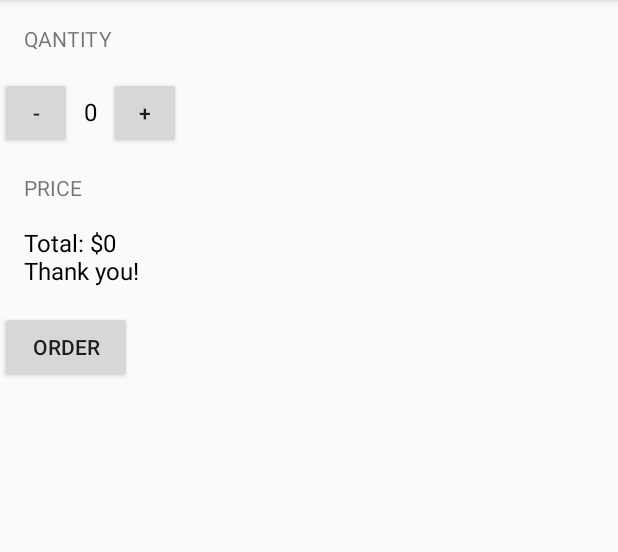
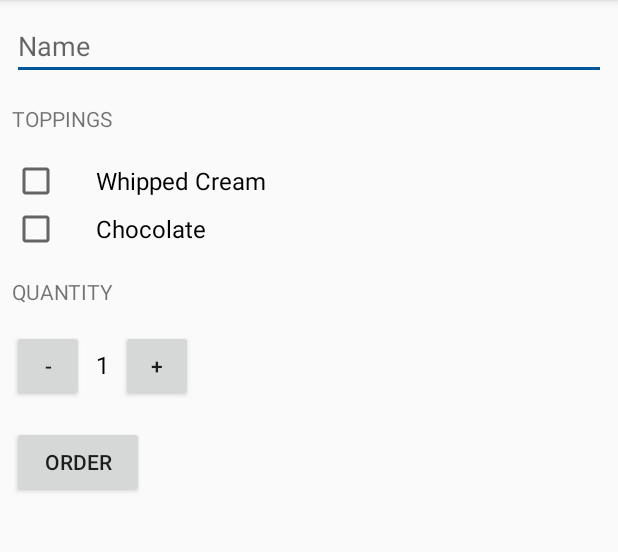
Before and after one commit to kimsis/JustJava, an Android app: the screen it shows after launch (MainActivity), after a tap on "ORDER", on a phone screen of 412 x 824 dp, the part 84-636 px from its top. Run offline under Robolectric (Android 15) with nearby library versions, the phone set to English and light mode, and no system bars; 1 statement that could not run was skipped.

Commit message:
Major tweaks

```diff
--- a/app/src/main/java/com/example/android/justjava/MainActivity.java
+++ b/app/src/main/java/com/example/android/justjava/MainActivity.java
@@ -1,18 +1,22 @@
 package com.example.android.justjava;
 
 
+import android.content.Intent;
+import android.net.Uri;
 import android.os.Bundle;
 import android.support.v7.app.AppCompatActivity;
 import android.view.View;
+import android.widget.CheckBox;
+import android.widget.EditText;
 import android.widget.TextView;
-import java.text.NumberFormat;
+import android.widget.Toast;
 
 /**
  * This app displays an order form to order coffee.
  */
 public class MainActivity extends AppCompatActivity {
 
-    int quantity = 0;
+    int quantity = 1;
 
     @Override
     protected void onCreate(Bundle savedInstanceState) {
@@ -25,40 +29,73 @@ public class MainActivity extends AppCompatActivity {
      */
     public void submitOrder(View view) {
         int pricePerCoffee = 5;
-        int price = quantity*pricePerCoffee;
-        String priceMessage = "Total: $" + price;
-        priceMessage = priceMessage + "\nThank you!";
-        displayMessage(priceMessage);
+        CheckBox whippedCreamCheckBox = (CheckBox) findViewById(R.id.whipped_cream_checkbox);
+        boolean hasWhippedCream = whippedCreamCheckBox.isChecked();
+        CheckBox chocolateCheckBox = (CheckBox) findViewById(R.id.chocolate_checkbox);
+        boolean hasChocolate = chocolateCheckBox.isChecked();
+        EditText nameField = (EditText) findViewById(R.id.name_edit_text_view);
+        String name = nameField.getText().toString();
+        int price = calculatePrice(pricePerCoffee, hasWhippedCream, hasChocolate);
+        String orderSummary = createOrderSummary(price, name, hasWhippedCream, hasChocolate);
+        composeEmail( getString(R.string.subject, name), orderSummary);
+        quantity = 1;
+        displayQuantity(quantity);
+    }
+
+    private int calculatePrice(int pricePerCoffee, boolean hasWhippedCream, boolean hasChocolate)
+    {
+        if(hasWhippedCream) pricePerCoffee += 1;
+        if(hasChocolate) pricePerCoffee += 2;
+        return pricePerCoffee * quantity;
+    }
+
+    public String createOrderSummary(int price, String name, boolean hasWhippedCream, boolean hasChocolate){
+        String priceMessage = getString(R.string.order_summary_name, name);
+        priceMessage += "\n" + getString(R.string.add_whipped_cream, hasWhippedCream);
+        priceMessage += "\n" + getString(R.string.add_chocolate, hasChocolate);
+        priceMessage += "\n" + getString(R.string.order_summary_quantity, quantity);
+        priceMessage += "\n" + getString(R.string.total, price);
+        priceMessage += "\n" + getString(R.string.thank_you);
+        return priceMessage;
+    }
+
+    public void composeEmail(String subject, String orderSummary) {
+        Intent intent = new Intent(Intent.ACTION_SEND);
+        intent.setData(Uri.parse("mailto:"));
+        intent.setType("*/*");
+        intent.putExtra(Intent.EXTRA_SUBJECT, subject);
+        intent.putExtra(Intent.EXTRA_TEXT, orderSummary);
+        if (intent.resolveActivity(getPackageManager()) != null) {
+            startActivity(intent);
+        }
     }
 
     public void increment(View view) {
+        if (quantity == 100)
+        {
+            Toast.makeText(this, "You cannot have more than 100 coffees, it is dangerous", Toast.LENGTH_SHORT).show();
+            return;
+        }
         quantity = quantity +1;
-        display(quantity);
+        displayQuantity(quantity);
     }
 
     public void decrement(View view) {
+        if (quantity == 1)
+        {
+            Toast.makeText(this, "You cannot have less than 1 coffee, it is illogical", Toast.LENGTH_SHORT).show();
+            return;
+        }
         quantity = quantity - 1;
-        display(quantity);
+        displayQuantity(quantity);
     }
 
     /**
      * This method displays the given quantity value on the screen.
      */
-    private void display(int number) {
-        TextView quantityTextView = (TextView) findViewById(R.id.quantity_text_view);
-        quantityTextView.setText("" + number);
+    private void displayQuantity(int numberOfCoffees) {
+        TextView quantityTextView = (TextView) findViewById(R.id.quantity_number);
+        quantityTextView.setText(numberOfCoffees);
     }
 
-    /**
-     * This method displays the given price on the screen.
-     */
-    private void displayPrice(int number) {
-        TextView priceTextView = (TextView) findViewById(R.id.price_text_view);
-        priceTextView.setText(NumberFormat.getCurrencyInstance().format(number));
-    }
-
-    private void displayMessage(String message) {
-        TextView priceTextView = (TextView) findViewById(R.id.price_text_view);
-        priceTextView.setText(message);
-    }
 }
--- a/app/src/main/res/layout/activity_main.xml
+++ b/app/src/main/res/layout/activity_main.xml
@@ -1,22 +1,57 @@
 <?xml version="1.0" encoding="utf-8"?>
+
+<ScrollView xmlns:android="http://schemas.android.com/apk/res/android"
+    android:layout_width="match_parent"
+    android:layout_height="match_parent"
+    android:fillViewport="true">
+
 <LinearLayout
     xmlns:android="http://schemas.android.com/apk/res/android"
-    xmlns:app="http://schemas.android.com/apk/res-auto"
     xmlns:tools="http://schemas.android.com/tools"
     android:layout_width="match_parent"
-    android:layout_height="match_parent"
+    android:layout_height="wrap_content"
     tools:context="com.example.android.justjava.MainActivity"
-    android:orientation="vertical">
+    android:orientation="vertical"
+    android:padding="8dp">
+
+    <EditText
+        android:id="@+id/name_edit_text_view"
+        android:layout_height="wrap_content"
+        android:layout_width="match_parent"
+        android:inputType="textCapWords"
+        android:hint="@string/name_field"/>
 
     <TextView
         android:layout_width="wrap_content"
         android:layout_height="wrap_content"
-        android:text="@string/qantity"
-        android:layout_margin="16dp"
-        app:layout_constraintBottom_toBottomOf="parent"
-        app:layout_constraintLeft_toLeftOf="parent"
-        app:layout_constraintRight_toRightOf="parent"
-        app:layout_constraintTop_toTopOf="parent" />
+        android:text="@string/toppings"
+        android:layout_marginTop="16dp"
+        android:layout_marginBottom="16dp"/>
+
+    <CheckBox
+        android:id="@+id/whipped_cream_checkbox"
+        android:layout_width="wrap_content"
+        android:layout_height="wrap_content"
+        android:paddingLeft="24dp"
+        android:paddingStart="24dp"
+        android:text="@string/whippedCream"
+        android:textSize="16sp" />
+
+    <CheckBox
+        android:id="@+id/chocolate_checkbox"
+        android:layout_width="wrap_content"
+        android:layout_height="wrap_content"
+        android:paddingLeft="24dp"
+        android:paddingStart="24dp"
+        android:text="@string/chocolate"
+        android:textSize="16sp" />
+
+    <TextView
+        android:layout_width="wrap_content"
+        android:layout_height="wrap_content"
+        android:text="@string/quantity"
+        android:layout_marginTop="16dp"
+        android:layout_marginBottom="16dp"/>
 
     <LinearLayout
         android:layout_width="match_parent"
@@ -29,17 +64,17 @@
         android:text="@string/remove"
         android:onClick="decrement"/>
 
-    <TextView
-        android:id="@+id/quantity_text_view"
-        android:layout_width="wrap_content"
-        android:layout_height="wrap_content"
-        android:textSize="16sp"
-        android:textColor="@android:color/black"
-        android:text="@string/number"
-        android:layout_marginStart="8dp"
-        android:layout_marginLeft="8dp"
-        android:layout_marginEnd="8dp"
-        android:layout_marginRight="8dp"/>
+        <TextView
+            android:id="@+id/quantity_number"
+            android:layout_width="wrap_content"
+            android:layout_height="wrap_content"
+            android:layout_marginEnd="8dp"
+            android:layout_marginLeft="8dp"
+            android:layout_marginRight="8dp"
+            android:layout_marginStart="8dp"
+            android:text="@string/number"
+            android:textColor="@android:color/black"
+            android:textSize="16sp" />
 
     <Button
         android:layout_width="48dp"
@@ -49,31 +84,13 @@
 
         </LinearLayout>
 
-    <TextView
-        android:layout_width="wrap_content"
-        android:layout_height="wrap_content"
-        android:text="@string/price"
-        android:layout_margin="16dp"
-        app:layout_constraintBottom_toBottomOf="parent"
-        app:layout_constraintLeft_toLeftOf="parent"
-        app:layout_constraintRight_toRightOf="parent"
-        app:layout_constraintTop_toTopOf="parent" />
-
-    <TextView
-        android:id="@+id/price_text_view"
-        android:layout_width="wrap_content"
-        android:layout_height="wrap_content"
-        android:textSize="16sp"
-        android:textColor="@android:color/black"
-        android:text="@string/number_price"
-        android:layout_marginStart="16dp"
-        android:layout_marginLeft="16dp"
-        android:layout_marginBottom="16dp"/>
-
     <Button
         android:layout_width="wrap_content"
         android:layout_height="wrap_content"
-        android:text="@string/order"
-        android:onClick="submitOrder"/>
+        android:layout_marginTop="16dp"
+        android:onClick="submitOrder"
+        android:text="@string/order" />
 
 </LinearLayout>
+
+</ScrollView>
--- a/app/src/main/res/values/strings.xml
+++ b/app/src/main/res/values/strings.xml
@@ -1,11 +1,22 @@
-<resources>
-    <string name="app_name">Just Java</string>
-    <string name="qantity">QANTITY</string>
-    <string name="number">0</string>
+<resources xmlns:xliff="urn:oasis:names:tc:xliff:document:1.2">
+
+    <string name="app_name" translatable="false">Just Java</string>
+    <string name="name_field">Name</string>
+    <string name="toppings">TOPPINGS</string>
+    <string name="whippedCream">Whipped Cream</string>
+    <string name="chocolate">Chocolate</string>
+    <string name="quantity">QUANTITY</string>
+    <string name="remove" translatable="false">-</string>
+    <string name="number" translatable="false">1</string>
+    <string name="add" translatable="false">+</string>
     <string name="order">order</string>
-    <string name="price">PRICE</string>
-    <string name="number_price">$0</string>
-    <string name="add">+</string>
-    <string name="remove">-</string>
+
+    <string name="order_summary_name">Name: <xliff:g id="name" example="Amy">%s</xliff:g></string>
+    <string name="add_whipped_cream">Add whipped cream? <xliff:g id="addWhippedCream" example="true">%b</xliff:g></string>
+    <string name="add_chocolate">Add chocolate? <xliff:g id="addChocolate" example="true">%b</xliff:g></string>
+    <string name="order_summary_quantity">Quantity: <xliff:g id="quantity" example="2">%d</xliff:g></string>
+    <string name="total">Total: $<xliff:g id="price" example="10">%d</xliff:g></string>
+    <string name="thank_you">Thank you!</string>
+    <string name="subject">Order Summary for: <xliff:g id="name" example="Amy">%s</xliff:g></string>
 
 </resources>
--- a/app/src/main/res/values/styles.xml
+++ b/app/src/main/res/values/styles.xml
@@ -3,9 +3,9 @@
     <!-- Base application theme. -->
     <style name="AppTheme" parent="Theme.AppCompat.Light.DarkActionBar">
         <!-- Customize your theme here. -->
-        <item name="colorPrimary">@color/colorPrimary</item>
-        <item name="colorPrimaryDark">@color/colorPrimaryDark</item>
-        <item name="colorAccent">@color/colorAccent</item>
+        <item name="colorPrimary">#3F51B5</item>
+        <item name="colorPrimaryDark">#303F9F</item>
+        <item name="colorAccent">#01579B</item>
     </style>
 
 </resources>
```
